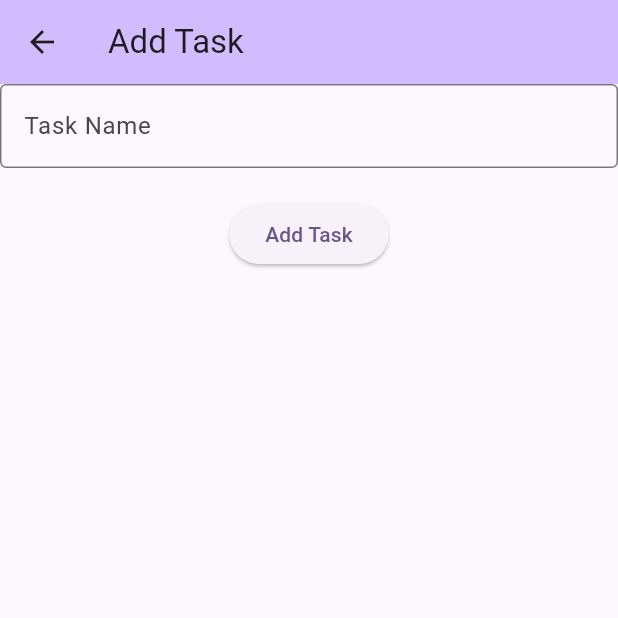
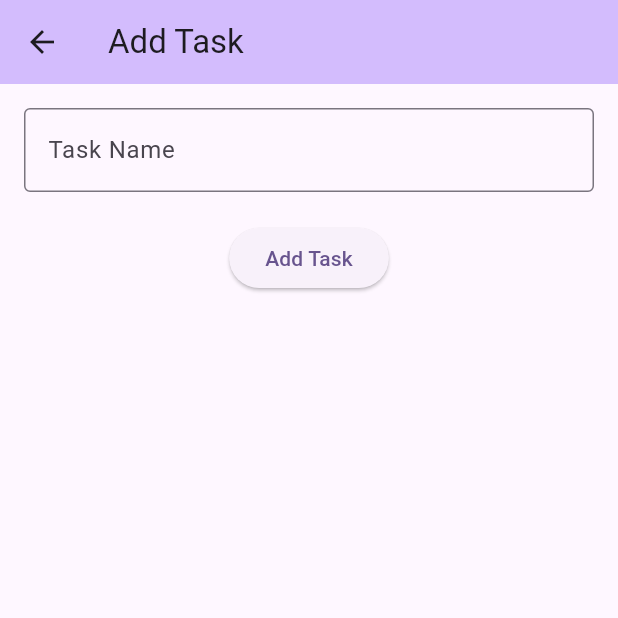
Before and after one commit to Xelame/todo_app, a Flutter app: the screen it shows after launch, after a tap on "Add Task", on a phone screen of 412 x 824 dp, the top half of it. Run offline on Flutter 3.47's test engine with Material 2 defaults, Android fonts, the phone set to English and light mode, and no system bars; our stand-ins replace freezed_annotation, sqflite; accounts and stored records are empty.

Commit message:
Set some change

```diff
--- a/lib/pages/addtask.dart
+++ b/lib/pages/addtask.dart
@@ -34,7 +34,31 @@ class _AddTaskScreenState extends State<AddTaskScreen> {
         backgroundColor: Theme.of(context).colorScheme.inversePrimary,
         title: const Text('Add Task'),
       ),
-      body: Center(
+      body: SafeArea(
+        child: Padding(
+          padding: const EdgeInsets.all(16.0),
+          child: Column(
+            children: [
+              TextFormField(
+                controller: _taskNameController,
+                decoration: const InputDecoration(
+                  border: OutlineInputBorder(),
+                  labelText: 'Task Name',
+                ),
+              ),
+              const SizedBox(height: 20),
+              ElevatedButton(
+                onPressed: () {
+                  _addTaskToList();
+                },
+                child: const Text('Add Task'),
+              ),
+            ],
+          ),
+        ),
+      ),
+
+      /*Center(
         child: Column(
           children: [
             TextFormField(
@@ -53,7 +77,7 @@ class _AddTaskScreenState extends State<AddTaskScreen> {
             ),
           ],
         ),
-      ),
+      ),*/
     );
   }
 }
--- a/lib/pages/home.dart
+++ b/lib/pages/home.dart
@@ -39,7 +39,8 @@ class _MyHomePageState extends State<MyHomePage> {
         backgroundColor: Theme.of(context).colorScheme.inversePrimary,
         title: const Text('Todo App'),
       ),
-      body: FutureBuilder<List<Todo>>(
+      body: SafeArea(
+        child: FutureBuilder<List<Todo>>(
           future: _data,
           builder: (context, snapshot) {
             if (snapshot.connectionState == ConnectionState.waiting) {
@@ -64,21 +65,29 @@ class _MyHomePageState extends State<MyHomePage> {
                 return CheckboxListTile(
                   value: todo.isCompleted == 1,
                   onChanged: (bool? value) async {
+                    // back-end
                     await _db.update(
                       Todo(
                           id: todo.id,
                           task: todo.task,
                           isCompleted: todo.isCompleted == 0 ? 1 : 0),
                     );
-                  setState(() {
-                    _data = _db.getAllTodos();
-                  });
+                    // front-end
+                    setState(
+                      () {
+                        todos[index] = Todo(
+                            id: todo.id,
+                            task: todo.task,
+                            isCompleted: todo.isCompleted == 0 ? 1 : 0);
+                      },
+                    );
                   },
                   title: Text(todo.task),
                 );
               },
             );
           },
+        ),
       ),
       floatingActionButton: FloatingActionButton.extended(
         onPressed: () async {
```
Also changed, not shown: lib/pages/database.dart (+7 -0 lines). Lines whose indentation alone changed are shown as unchanged.
